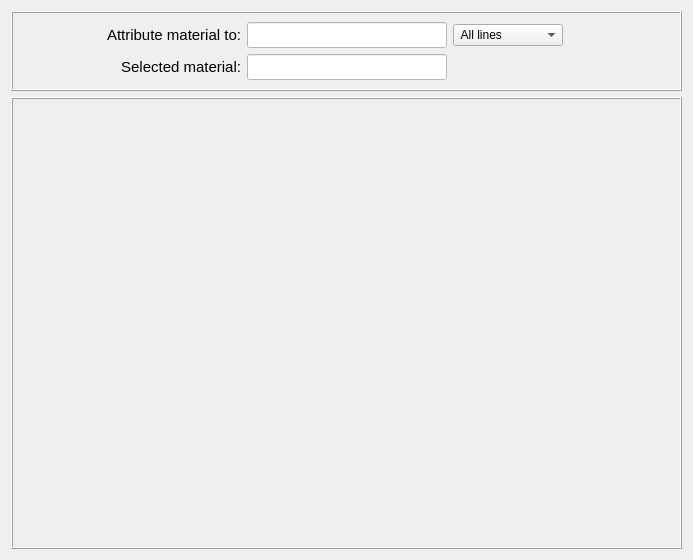
Old version of the form data/user_input/ui_files/Model/Setup/general/set_material_input.ui in the repository open-pulse/OpenPulse.
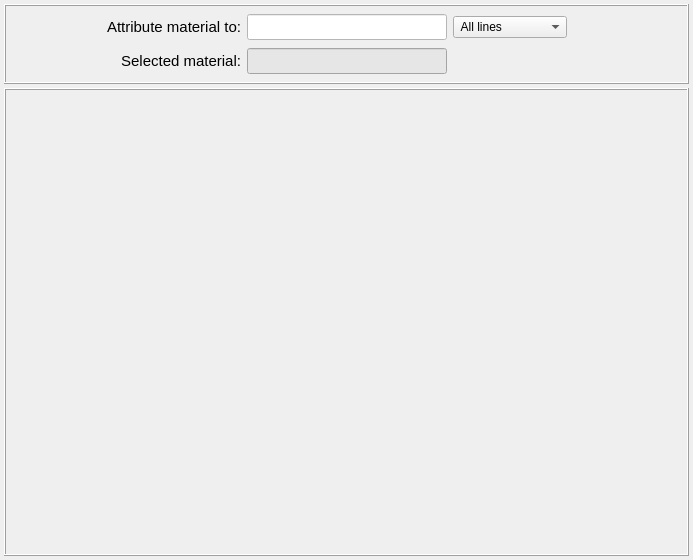
New version of the form.

Commit message: Minor adjusts on the Set material class

```diff
--- a/data/user_input/ui_files/Model/Setup/general/set_material_input.ui
+++ b/data/user_input/ui_files/Model/Setup/general/set_material_input.ui
@@ -14,6 +14,21 @@
    <string>Dialog</string>
   </property>
   <layout class="QGridLayout" name="gridLayout">
+   <property name="leftMargin">
+    <number>4</number>
+   </property>
+   <property name="topMargin">
+    <number>4</number>
+   </property>
+   <property name="rightMargin">
+    <number>4</number>
+   </property>
+   <property name="bottomMargin">
+    <number>4</number>
+   </property>
+   <property name="spacing">
+    <number>4</number>
+   </property>
    <item row="1" column="0">
     <widget class="QFrame" name="frame_main_widget">
      <property name="frameShape">
@@ -48,6 +63,18 @@
       <number>1</number>
      </property>
      <layout class="QGridLayout" name="gridLayout_2">
+      <property name="leftMargin">
+       <number>6</number>
+      </property>
+      <property name="topMargin">
+       <number>6</number>
+      </property>
+      <property name="rightMargin">
+       <number>6</number>
+      </property>
+      <property name="bottomMargin">
+       <number>6</number>
+      </property>
       <item row="0" column="0">
        <widget class="QLabel" name="label">
         <property name="font">
@@ -99,8 +126,8 @@
          <enum>Qt::ClickFocus</enum>
         </property>
         <property name="styleSheet">
-         <string notr="true">background-color: rgb(255, 255, 255);
-color: rgb(0, 0, 255);</string>
+         <string notr="true">QLineEdit{background-color: rgb(255, 255, 255); color: rgb(0, 0, 255)}
+QLineEdit:disabled {background-color: rgb(230, 230, 230); color: rgb(0, 0, 255)}</string>
         </property>
         <property name="text">
          <string/>
@@ -212,8 +239,8 @@
          <enum>Qt::ClickFocus</enum>
         </property>
         <property name="styleSheet">
-         <string notr="true">background-color: rgb(255, 255, 255);
-color: rgb(0, 0, 255);</string>
+         <string notr="true">QLineEdit{background-color: rgb(255, 255, 255); color: rgb(0, 0, 255)}
+QLineEdit:disabled {background-color: rgb(230, 230, 230); color: rgb(0, 0, 255)}</string>
         </property>
         <property name="text">
          <string/>
```
The commit also changes 3 other files.
